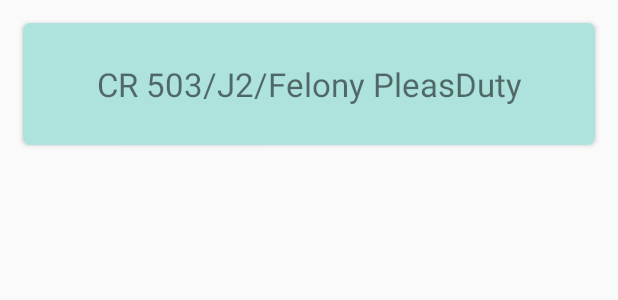
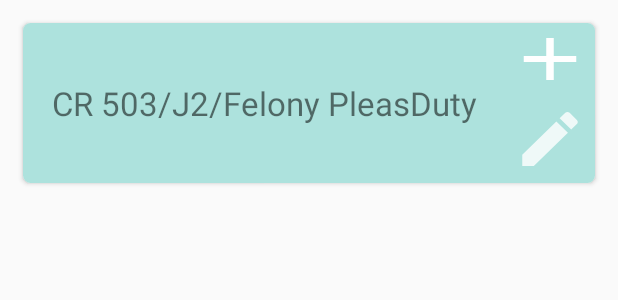
Before and after one commit to atiartalukdar/DuvalCounty, an Android app: the layout list_item.xml on its own in the app's theme, with its tools: preview values and no code run, on a phone screen of 412 x 824 dp. Shown: the top 300 px of the screen. Run offline under Robolectric (Android 15) with nearby library versions, the phone set to English and light mode, and no system bars.

Commit message:
admdin modde and user mode added.

```diff
--- a/app/src/main/java/info/atiar/duvalcounty/MainActivity.java
+++ b/app/src/main/java/info/atiar/duvalcounty/MainActivity.java
@@ -54,6 +54,11 @@ public class MainActivity extends AppCompatActivity {
         _listView = findViewById(R.id.categoryList);
         mDatabase = FirebaseDatabase.getInstance().getReference("level1");
 
+        if (BP.isAdmin){
+            getSupportActionBar().setTitle("Duval County Admin");
+        }else {
+            getSupportActionBar().setTitle("Duval County");
+        }
         //Firebase stuff
         auth = FirebaseAuth.getInstance();
         userId = auth.getUid();
--- /dev/null
+++ b/app/src/main/res/drawable-anydpi/ic_action_edit.xml
@@ -0,0 +1,11 @@
+<vector xmlns:android="http://schemas.android.com/apk/res/android"
+    android:width="24dp"
+    android:height="24dp"
+    android:viewportWidth="24"
+    android:viewportHeight="24"
+    android:tint="#FFFFFF"
+    android:alpha="0.8">
+    <path
+        android:fillColor="#FF000000"
+        android:pathData="M3,17.25V21h3.75L17.81,9.94l-3.75,-3.75L3,17.25zM20.71,7.04c0.39,-0.39 0.39,-1.02 0,-1.41l-2.34,-2.34c-0.39,-0.39 -1.02,-0.39 -1.41,0l-1.83,1.83 3.75,3.75 1.83,-1.83z"/>
+</vector>
--- a/app/src/main/res/layout/list_item.xml
+++ b/app/src/main/res/layout/list_item.xml
@@ -36,15 +36,36 @@
                 android:maxLines="5">
             </TextView>
 
-            <ImageButton
-                android:id="@+id/addSub"
-                android:layout_width="100dp"
-                android:layout_height="50dp"
-                android:layout_weight="1"
-                android:visibility="gone"
-                android:background="@drawable/ic_add">
+            <LinearLayout
+                android:id="@+id/lout"
+                android:layout_width="60dp"
+                android:layout_height="wrap_content"
+                android:orientation="vertical">
+                <Button
+                    android:id="@+id/addSub"
+                    android:layout_width="wrap_content"
+                    android:layout_height="0dp"
+                    android:layout_weight="1"
+                    android:gravity="top"
+                    android:visibility="visible"
+                    android:background="@drawable/ic_add">
 
-            </ImageButton>
+                </Button>
+
+                <Button
+                    android:id="@+id/editItem"
+                    android:layout_width="wrap_content"
+                    android:layout_height="0dp"
+                    android:layout_weight="1"
+                    android:layout_margin="5dp"
+                    android:gravity="bottom"
+                    android:visibility="visible"
+                    android:background="@drawable/ic_action_edit">
+
+                </Button>
+
+            </LinearLayout>
+
         </LinearLayout>
 
     </androidx.cardview.widget.CardView>
```
Also changed, not shown: app/src/main/java/adapter/ScheduleAdapter.java (+70 -9 lines), app/src/main/java/bp/BP.java (+1 -7 lines), app/src/main/java/model/ScheduleModel.java (+21 -0 lines), app/src/main/res/drawable-hdpi/ic_action_edit.png (added), app/src/main/res/drawable-mdpi/ic_action_edit.png (added), app/src/main/res/drawable-xhdpi/ic_action_edit.png (added), app/src/main/res/drawable-xxhdpi/ic_action_edit.png (added).
